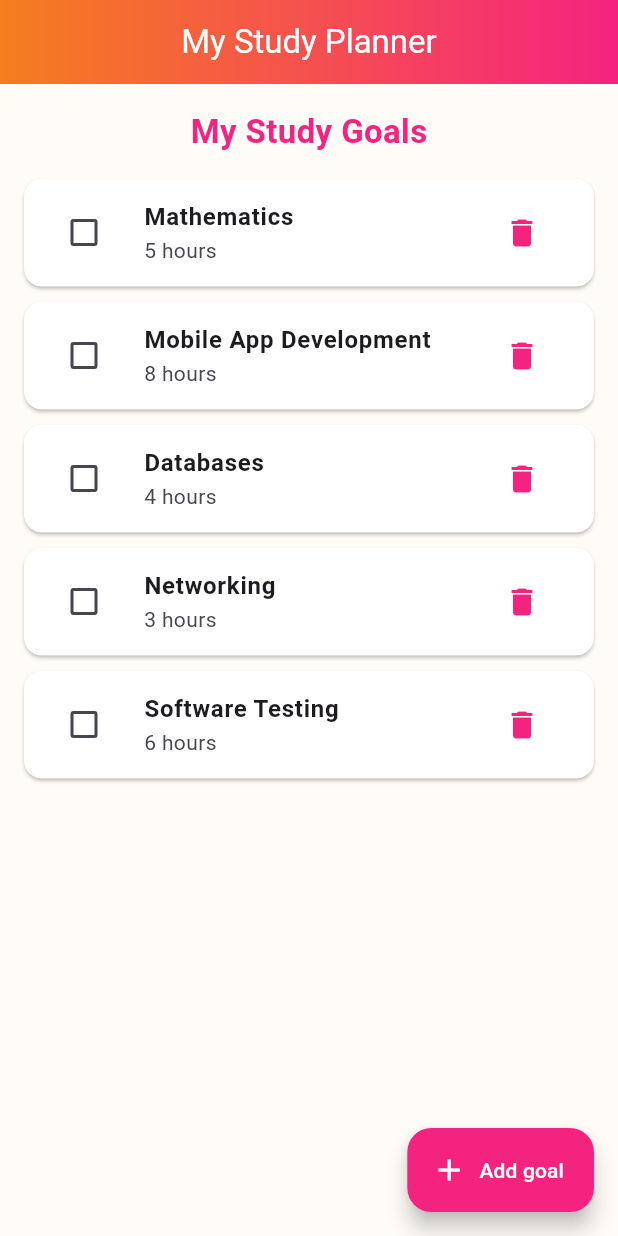
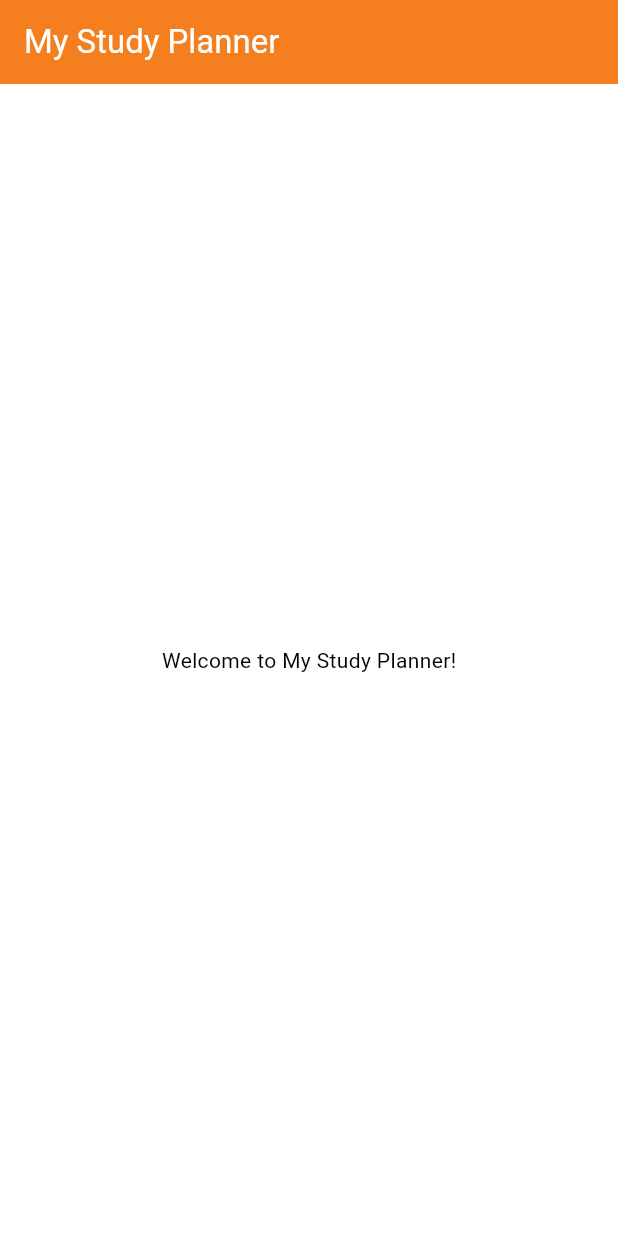
Before and after one commit to asmaatagelsir/Study-Planner, a Flutter app: the screen it shows after launch, on a phone screen of 412 x 824 dp. Run offline on Flutter 3.47's test engine with Material 3 defaults, Android fonts, the phone set to English and light mode, and no system bars.

Commit message:
Update Study Planner home screen

```diff
--- a/lib/main.dart
+++ b/lib/main.dart
@@ -1,146 +1,45 @@
 import 'package:flutter/material.dart';
 
-void main() => runApp(const MaterialApp(
-      debugShowCheckedModeBanner: false,
-      home: HomeScreen(),
-    ));
+const Color pantoneOrange = Color(0xFFF57E1E);
+const Color neonPink = Color(0xFFF52380);
 
-// STATIC: colors
-const orange = Color(0xFFF57E1E);
-const pink = Color(0xFFF52380);
-const bg = Color(0xFFFFFBF7);
-
-// STATIC: screen is a StatefulWidget so it can change
-class HomeScreen extends StatefulWidget {
-  const HomeScreen({super.key});
-
-  @override
-  State<HomeScreen> createState() => _HomeScreenState();
+void main() {
+  runApp(const MyApp());
 }
 
-class _HomeScreenState extends State<HomeScreen> {
-  // LOGIC: goals list and sample goals
-  var goals = [
-    {'subject': 'Mathematics', 'hours': 5, 'done': false},
-    {'subject': 'Mobile App Development', 'hours': 8, 'done': false},
-    {'subject': 'Databases', 'hours': 4, 'done': false},
-    {'subject': 'Networking', 'hours': 3, 'done': false},
-    {'subject': 'Software Testing', 'hours': 6, 'done': false},
-  ];
+class MyApp extends StatelessWidget {
+  const MyApp({super.key});
+  @override
+  Widget build(BuildContext context) {
+    return MaterialApp(
+      title: 'My Study Planner',
+      debugShowCheckedModeBanner: false,
+      home: const HomePage(),
+      theme: ThemeData(
+        colorScheme: ColorScheme.light(
+          primary: pantoneOrange,
+          secondary: neonPink,
+        ),
+      ),
+    );
+  }
+}
 
-  var samples = [
-    {'subject': 'Physics', 'hours': 3},
-    {'subject': 'English', 'hours': 2},
-    {'subject': 'Operating Systems', 'hours': 5},
-    {'subject': 'Algorithms', 'hours': 4},
-    {'subject': 'Project Management', 'hours': 6},
-  ];
+class HomePage extends StatelessWidget {
+  const HomePage({super.key});
 
-  int next = 0;
-
-  // LOGIC: add a sample goal
-  void addGoal() {
-    setState(() {
-      goals.add({...samples[next % samples.length], 'done': false});
-      next++;
-    });
-  }
-
-  // LOGIC: toggle done state
-  void toggle(int i) {
-    setState(() {
-      goals[i]['done'] = !(goals[i]['done'] as bool);
-    });
-  }
-
-  // LOGIC: remove a goal
-  void delete(int i) {
-    setState(() => goals.removeAt(i));
-  }
 
   @override
   Widget build(BuildContext context) {
     return Scaffold(
-      backgroundColor: bg,
-
-      // STATIC: gradient app bar
+      // STATIC: AppBar
       appBar: AppBar(
         title: const Text('My Study Planner'),
-        centerTitle: true,
+        backgroundColor: pantoneOrange,
         foregroundColor: Colors.white,
-        backgroundColor: Colors.transparent,
-        elevation: 0,
-        flexibleSpace: Container(
-          decoration: const BoxDecoration(
-            gradient: LinearGradient(
-              begin: Alignment.centerLeft,
-              end: Alignment.centerRight,
-              colors: [orange, pink],
-            ),
-          ),
-        ),
       ),
 
-      body: Column(
-        children: [
-          // STATIC: heading
-          const Padding(
-            padding: EdgeInsets.all(16),
-            child: Text(
-              'My Study Goals',
-              style: TextStyle(
-                fontSize: 22,
-                fontWeight: FontWeight.bold,
-                color: pink,
-              ),
-            ),
-          ),
-
-          // CONNECTION 1: goals list builds the cards
-          Expanded(
-            child: ListView.builder(
-              itemCount: goals.length,
-              itemBuilder: (context, i) {
-                final bool done = goals[i]['done'] as bool;
-                // STATIC: goal card
-                return Card(
-                  margin: const EdgeInsets.fromLTRB(16, 0, 16, 10),
-                  color: done ? Colors.grey.shade200 : Colors.white,
-                  child: ListTile(
-                    onTap: () => toggle(i),
-                    leading: Checkbox(
-                      value: done,
-                      activeColor: i.isEven ? orange : pink,
-                      onChanged: (_) => toggle(i),
-                    ),
-                    title: Text(
-                      goals[i]['subject'] as String,
-                      style: TextStyle(
-                        fontWeight: FontWeight.w600,
-                        decoration: done ? TextDecoration.lineThrough : null,
-                      ),
-                    ),
-                    subtitle: Text('${goals[i]['hours']} hours'),
-                    trailing: IconButton(
-                      icon: const Icon(Icons.delete, color: pink),
-                      onPressed: () => delete(i),
-                    ),
-                  ),
-                );
-              },
-            ),
-          ),
-        ],
-      ),
-
-      // CONNECTION 2: button calls addGoal
-      floatingActionButton: FloatingActionButton.extended(
-        onPressed: addGoal,
-        backgroundColor: pink,
-        foregroundColor: Colors.white,
-        icon: const Icon(Icons.add),
-        label: const Text('Add goal'),
-      ),
+      body: const Center(child: Text('Welcome to My Study Planner!')),
     );
   }
 }
```
